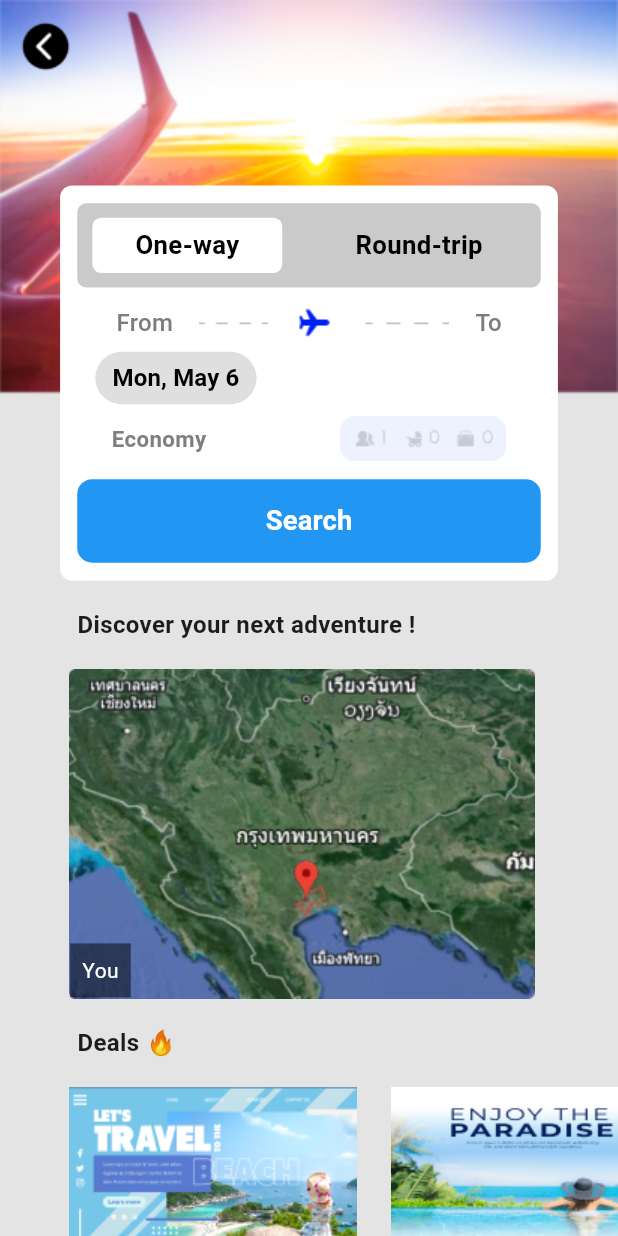
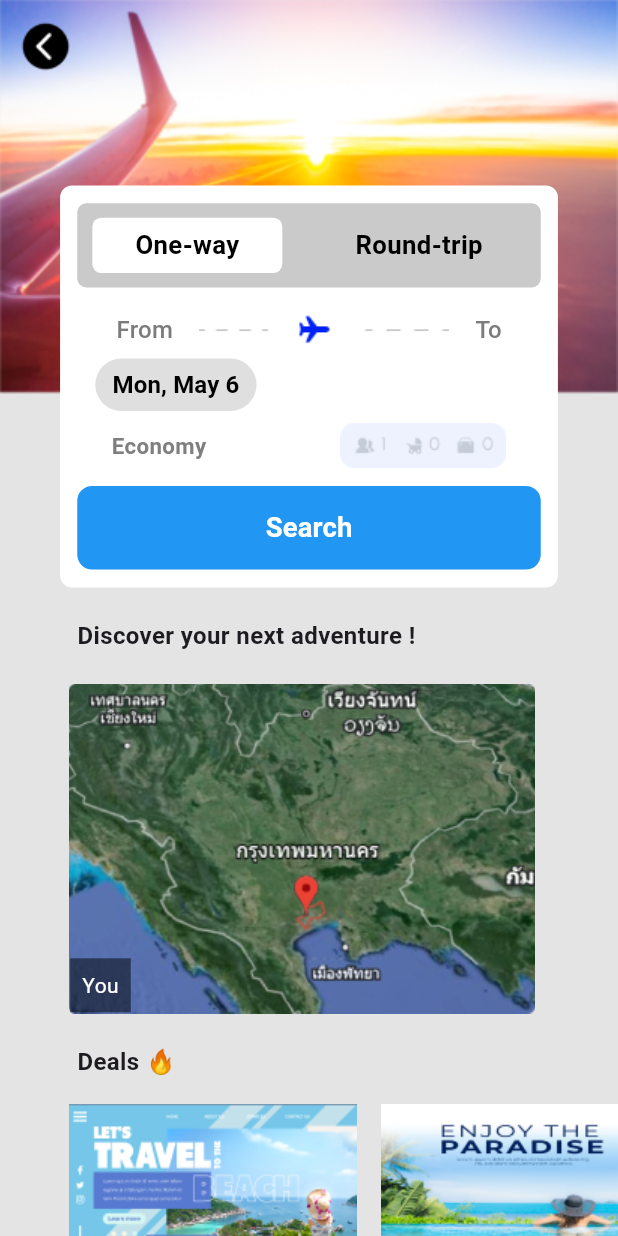
Before and after one commit to kongphop1209/App_TravelBlitz, a Flutter app: the HomePage screen opened by its route, after a tap on "Book New Tickets", on a phone screen of 412 x 824 dp. Run offline on Flutter 3.47's test engine with Material 3 defaults, Android fonts, the phone set to English and light mode, and no system bars; our stand-ins replace cloud_firestore, firebase_auth, firebase_core, flutter_screenutil, google_nav_bar, responsive_builder; missing offline and left inert: firebase_app_check; accounts and stored records are empty.

```diff
--- a/lib/auth_page/login_page.dart
+++ b/lib/auth_page/login_page.dart
@@ -49,7 +49,7 @@ class _LoginPageState extends State<LoginPage> {
                     ),
                   ),
                   SizedBox(
-                    height: 40.h,
+                    height: MediaQuery.of(context).size.height * 0.05,
                   ),
                   Container(
                     margin: EdgeInsets.symmetric(horizontal: 10.w),
@@ -69,11 +69,12 @@ class _LoginPageState extends State<LoginPage> {
                               isPasswordField: true,
                             ),
                             SizedBox(
-                              height: 15.h,
+                              height: MediaQuery.of(context).size.height * 0.03,
                             ),
                             GestureDetector(
                               onTap: _login,
                               child: Container(
+                                margin: EdgeInsets.symmetric(horizontal: 10.w),
                                 padding: EdgeInsets.symmetric(vertical: 10.h),
                                 alignment: Alignment.center,
                                 width: double.infinity,
--- a/lib/main.dart
+++ b/lib/main.dart
@@ -31,12 +31,11 @@ class MyApp extends StatelessWidget {
   Widget build(BuildContext context) {
     return ScreenUtilInit(
       builder: (context, _) => MaterialApp(
-        initialRoute: '/login', // Set the initial route to '/login'
+        initialRoute: '/login',
         routes: {
           '/login': (context) => const LoginPage(),
           '/main': (context) => const MainPage(),
-          '/home': (context) =>
-              const HomePage(), // Define the route for '/home'
+          '/home': (context) => const HomePage(),
           '/register': (context) => const RegisterPage(),
         },
         home: const LoginPage(),
--- a/lib/screens/flight_page.dart
+++ b/lib/screens/flight_page.dart
@@ -158,7 +158,8 @@ class _FlightPageState extends State<FlightPage> {
                                   ),
                                 ),
                                 SizedBox(
-                                  height: 10.h,
+                                  height:
+                                      MediaQuery.of(context).size.height * 0.02,
                                 ),
                                 OptionTextWidget(
                                   selectedOption: _selectedOption,
@@ -171,7 +172,7 @@ class _FlightPageState extends State<FlightPage> {
                     ),
                   ),
                   SizedBox(
-                    height: 15.h,
+                    height: MediaQuery.of(context).size.height * 0.025,
                   ),
                   Container(
                     margin: EdgeInsets.symmetric(horizontal: 45.w),
@@ -187,7 +188,7 @@ class _FlightPageState extends State<FlightPage> {
                     ),
                   ),
                   SizedBox(
-                    height: 15.h,
+                    height: MediaQuery.of(context).size.height * 0.025,
                   ),
                   Container(
                     margin: EdgeInsets.symmetric(horizontal: 40.w),
@@ -217,7 +218,7 @@ class _FlightPageState extends State<FlightPage> {
                     ),
                   ),
                   SizedBox(
-                    height: 15.h,
+                    height: MediaQuery.of(context).size.height * 0.025,
                   ),
                   Container(
                     margin: EdgeInsets.symmetric(horizontal: 45.w),
@@ -233,7 +234,7 @@ class _FlightPageState extends State<FlightPage> {
                     ),
                   ),
                   SizedBox(
-                    height: 15.h,
+                    height: MediaQuery.of(context).size.height * 0.02,
                   ),
                   Container(
                     child: SingleChildScrollView(
@@ -249,19 +250,19 @@ class _FlightPageState extends State<FlightPage> {
                             children: [
                               Image.asset('assets/images/banner_flight1.png'),
                               SizedBox(
-                                width: 20.w,
+                                width: MediaQuery.of(context).size.width * 0.04,
                               ),
                               Image.asset('assets/images/banner_flight2.png'),
                               SizedBox(
-                                width: 20.w,
+                                width: MediaQuery.of(context).size.width * 0.04,
                               ),
                               Image.asset('assets/images/banner_flight1.png'),
                               SizedBox(
-                                width: 20.w,
+                                width: MediaQuery.of(context).size.width * 0.04,
                               ),
                               Image.asset('assets/images/banner_flight2.png'),
                               SizedBox(
-                                width: 20.w,
+                                width: MediaQuery.of(context).size.width * 0.04,
                               ),
                             ],
                           ),
--- a/lib/screens/home_page.dart
+++ b/lib/screens/home_page.dart
@@ -168,7 +168,7 @@ class _HomePageState extends State<HomePage> {
                       ],
                     ),
                     SizedBox(
-                      height: 15.h,
+                      height: MediaQuery.of(context).size.height * 0.02,
                     ),
                     Container(
                       margin: EdgeInsets.symmetric(horizontal: 25.w),
@@ -301,7 +301,7 @@ class _HomePageState extends State<HomePage> {
                       ),
                     ),
                     SizedBox(
-                      height: MediaQuery.of(context).size.height * 0.01,
+                      height: MediaQuery.of(context).size.height * 0.015,
                     ),
                     Container(
                       margin: EdgeInsets.symmetric(horizontal: 30.w),
@@ -333,19 +333,19 @@ class _HomePageState extends State<HomePage> {
                             children: [
                               Image.asset('assets/images/Banner.png'),
                               SizedBox(
-                                width: 10.w,
+                                width: MediaQuery.of(context).size.width * 0.03,
                               ),
                               Image.asset('assets/images/Banner_1.png'),
                               SizedBox(
-                                width: 10.w,
+                                width: MediaQuery.of(context).size.width * 0.03,
                               ),
                               Image.asset('assets/images/Banner.png'),
                               SizedBox(
-                                width: 10.w,
+                                width: MediaQuery.of(context).size.width * 0.03,
                               ),
                               Image.asset('assets/images/Banner_1.png'),
                               SizedBox(
-                                width: 10.w,
+                                width: MediaQuery.of(context).size.width * 0.04,
                               ),
                             ],
                           ),
--- a/lib/screens/mytrip_page.dart
+++ b/lib/screens/mytrip_page.dart
@@ -41,7 +41,10 @@ class _MyTripPageState extends State<MyTripPage> {
                                           width: 50.w,
                                         ),
                                         SizedBox(
-                                          width: 10.w,
+                                          width: MediaQuery.of(context)
+                                                  .size
+                                                  .width *
+                                              0.03,
                                         ),
                                         Column(
                                           crossAxisAlignment:
--- a/lib/services/username_widget.dart
+++ b/lib/services/username_widget.dart
@@ -15,16 +15,28 @@ class UsernameShow extends StatefulWidget {
 }
 
 class _UsernameShowState extends State<UsernameShow> {
+  late Future<DocumentSnapshot> _userProfileFuture;
+
+  @override
+  void initState() {
+    super.initState();
+    _userProfileFuture = _getUserProfile();
+  }
+
   Future<DocumentSnapshot> _getUserProfile() async {
-    // Get a reference to the user's document in Firestore
+    try {
+      // Check if the user is authenticated
+      if (FirebaseAuth.instance.currentUser != null) {
         final userId = FirebaseAuth.instance.currentUser!.uid;
         final userDocRef =
             FirebaseFirestore.instance.collection('users').doc(userId);
 
-    try {
         // Get the document snapshot
         DocumentSnapshot userSnapshot = await userDocRef.get();
         return userSnapshot;
+      } else {
+        throw Exception('User not authenticated');
+      }
     } catch (e) {
       print('Error fetching user profile: $e');
       throw e; // Rethrow the error to be caught by the caller
@@ -34,7 +46,7 @@ class _UsernameShowState extends State<UsernameShow> {
   @override
   Widget build(BuildContext context) {
     return FutureBuilder<DocumentSnapshot>(
-      future: _getUserProfile(), // Call function to get user profile
+      future: _userProfileFuture, // Use the Future initialized in initState
       builder: (context, snapshot) {
         if (snapshot.connectionState == ConnectionState.waiting) {
           return CircularProgressIndicator(); // Show loading indicator while data is loading
@@ -46,7 +58,6 @@ class _UsernameShowState extends State<UsernameShow> {
           var username = snapshot.data!['username'];
           return Text(
             '$username', // Replace with the username
-
             style: widget.textStyle,
           );
         }
```
Also changed, not shown: lib/screens/profile_page.dart (+38 -37 lines). Lines whose indentation alone changed are shown as unchanged.
